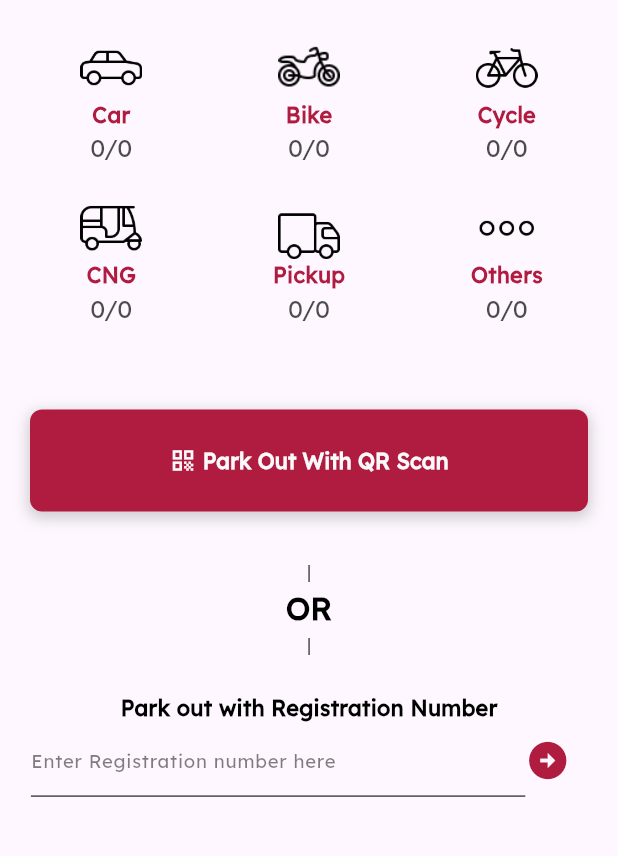
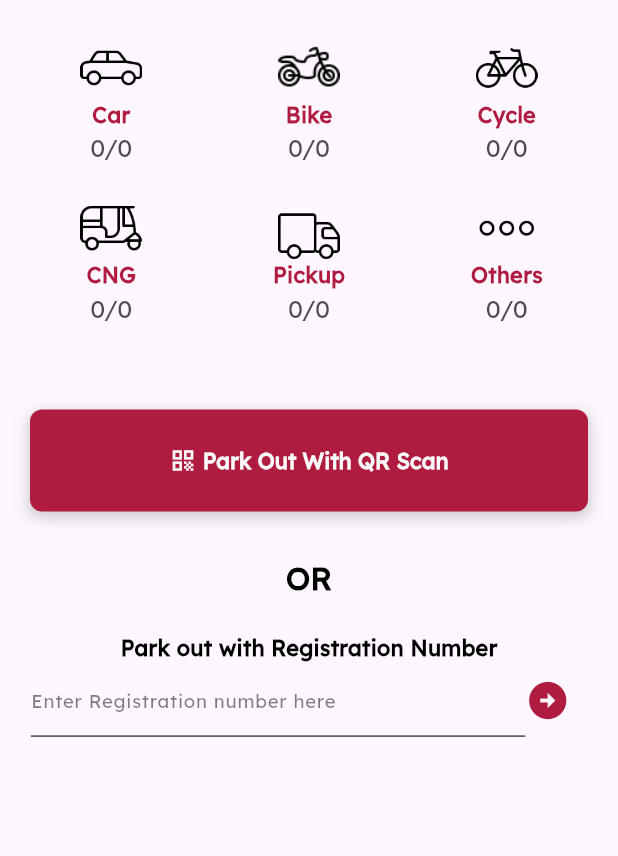
Before and after one commit to fahimmahmud618/parking_kori, a Flutter app: the HomePage screen opened directly, on a phone screen of 412 x 824 dp, the part 102-958 px from its top. Run offline on Flutter 3.47's test engine with Material 3 defaults, Android fonts, the phone set to English and light mode, and no system bars; our stand-ins replace flutter_dotenv, pretty_qr_code, sqflite; missing offline and left inert: barcode_scan2, cache_manager, mobile_scanner, sunmi_printer_plus; accounts and stored records are empty; network calls fail.

Commit message:
home page edited

```diff
--- a/lib/view/pages/home_page.dart
+++ b/lib/view/pages/home_page.dart
@@ -224,12 +224,12 @@ class _HomePageState extends State<HomePage> {
               SizedBox(
                 height: get_screenWidth(context) * 0.05,
               ),
-              Text("|"),
+              // Text(" "),
               Text(
                 "OR",
                 style: nameTitleStyle(context, myBlack),
               ),
-              Text("|"),
+              // Text(" "),
               SizedBox(
                 height: get_screenWidth(context) * 0.05,
               ),
```
